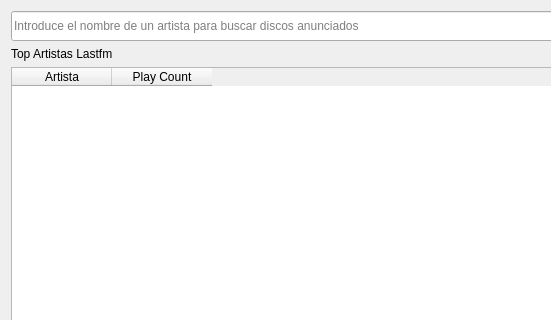
volteret4/mfuz, file ui/muspy_releases_module.ui: the form before one commit; both pictures show x 0 to 551 and y 0 to 320 of the 800 by 600 pixel window.
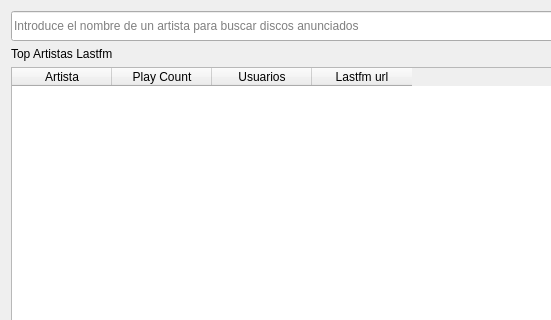
The form after the commit. Icons and pictures are not drawn.

Commit message: muspy tablas lastfm

Diff of the .ui file:
```diff
--- a/ui/muspy_releases_module.ui
+++ b/ui/muspy_releases_module.ui
@@ -101,6 +101,16 @@
            <string>Play Count</string>
           </property>
          </column>
+         <column>
+          <property name="text">
+           <string>Usuarios</string>
+          </property>
+         </column>
+         <column>
+          <property name="text">
+           <string>Lastfm url</string>
+          </property>
+         </column>
         </widget>
        </item>
       </layout>
```
The commit also changes 1 other file.
